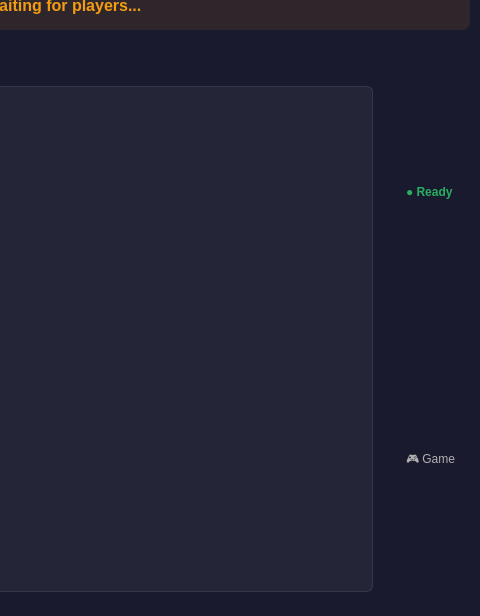
Old version of the form PlaTwo/ui/forms/GameRoomWindow.ui in the repository Brave-Potato9/PlaTwo; both pictures show x 370 to 850 and y 84 to 700 of the 850 by 700 pixel window.
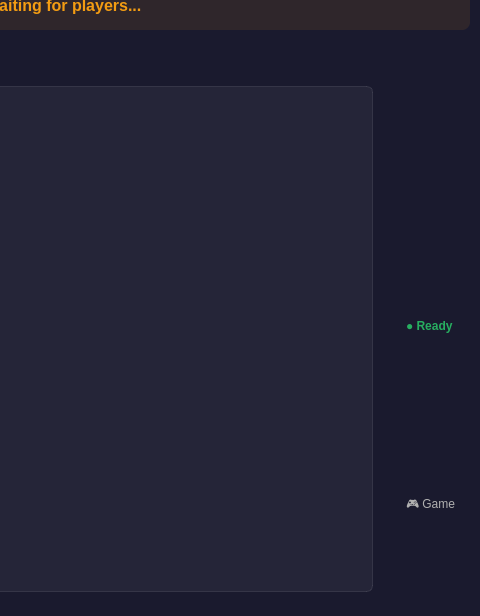
New version of the form. Custom widgets are drawn as their Qt base class.

```diff
--- a/PlaTwo/ui/forms/GameRoomWindow.ui
+++ b/PlaTwo/ui/forms/GameRoomWindow.ui
@@ -516,6 +516,13 @@
           <property name="spacing">
            <number>5</number>
           </property>
+          <item>
+           <widget class="QLabel" name="labelServerInfo">
+            <property name="text">
+             <string/>
+            </property>
+           </widget>
+          </item>
           <item>
            <widget class="QLabel" name="labelStatus">
             <property name="styleSheet">
```
